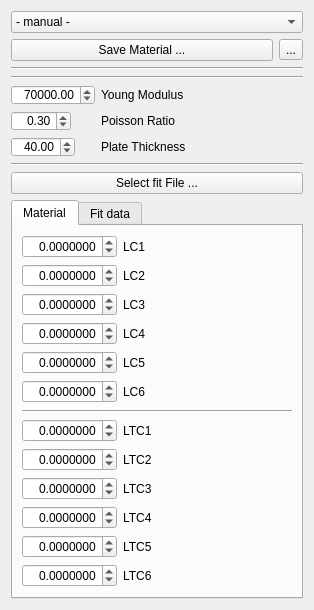
Qt form src/Mod/Machining_Distortion/MaterialFit.ui (freefrags006/FreeCAD_Assembly) before a commit.
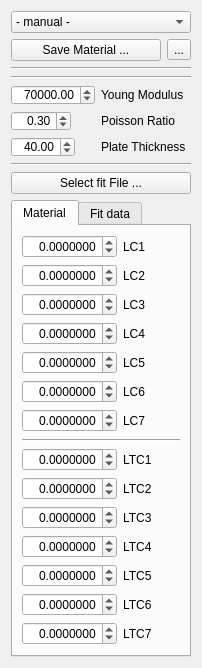
The same form after that commit.

Commit message: write 7 parameters in case of MaterialFit

```diff
--- a/src/Mod/Machining_Distortion/MaterialFit.ui
+++ b/src/Mod/Machining_Distortion/MaterialFit.ui
@@ -6,8 +6,8 @@
    <rect>
     <x>0</x>
     <y>0</y>
-    <width>314</width>
-    <height>610</height>
+    <width>202</width>
+    <height>628</height>
    </rect>
   </property>
   <property name="windowTitle">
@@ -376,6 +376,38 @@
            </property>
           </widget>
          </item>
+         <item row="6" column="0">
+          <widget class="QDoubleSpinBox" name="lc7">
+           <property name="minimumSize">
+            <size>
+             <width>80</width>
+             <height>0</height>
+            </size>
+           </property>
+           <property name="alignment">
+            <set>Qt::AlignRight|Qt::AlignTrailing|Qt::AlignVCenter</set>
+           </property>
+           <property name="decimals">
+            <number>7</number>
+           </property>
+           <property name="minimum">
+            <double>-99.999999000000003</double>
+           </property>
+           <property name="maximum">
+            <double>99.999999000000003</double>
+           </property>
+           <property name="singleStep">
+            <double>0.100000000000000</double>
+           </property>
+          </widget>
+         </item>
+         <item row="6" column="1">
+          <widget class="QLabel" name="label_21">
+           <property name="text">
+            <string>LC7</string>
+           </property>
+          </widget>
+         </item>
         </layout>
        </item>
        <item>
@@ -579,6 +611,38 @@
            </property>
           </widget>
          </item>
+         <item row="6" column="0">
+          <widget class="QDoubleSpinBox" name="ltc7">
+           <property name="minimumSize">
+            <size>
+             <width>80</width>
+             <height>0</height>
+            </size>
+           </property>
+           <property name="alignment">
+            <set>Qt::AlignRight|Qt::AlignTrailing|Qt::AlignVCenter</set>
+           </property>
+           <property name="decimals">
+            <number>7</number>
+           </property>
+           <property name="minimum">
+            <double>-99.999999000000003</double>
+           </property>
+           <property name="maximum">
+            <double>99.999999000000003</double>
+           </property>
+           <property name="singleStep">
+            <double>0.100000000000000</double>
+           </property>
+          </widget>
+         </item>
+         <item row="6" column="1">
+          <widget class="QLabel" name="label_22">
+           <property name="text">
+            <string>LTC7</string>
+           </property>
+          </widget>
+         </item>
         </layout>
        </item>
       </layout>
```
The commit also changes 2 other files.
